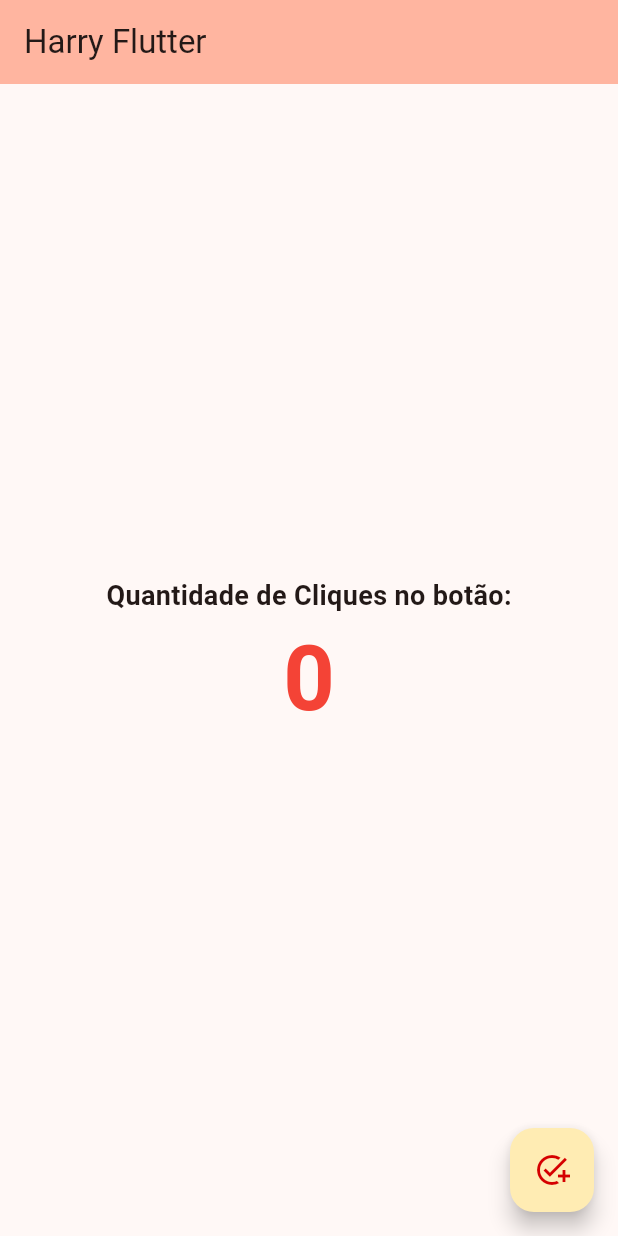
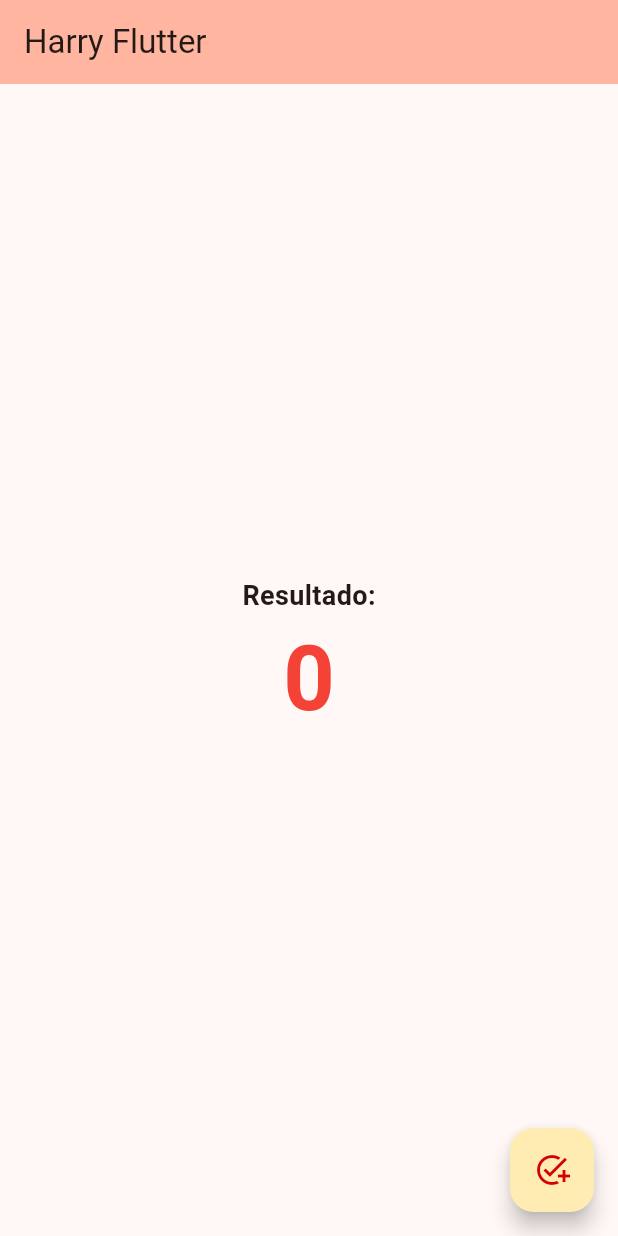
Before and after one commit to Dani-Souza/HarryFlutter, a Flutter app: the screen it shows after launch, on a phone screen of 412 x 824 dp. Run offline on Flutter 3.47's test engine with Material 3 defaults, Android fonts, the phone set to English and light mode, and no system bars.

Commit message:
alterado texto para Resultado

```diff
--- a/lib/main.dart
+++ b/lib/main.dart
@@ -50,7 +50,7 @@ class _MyHomePageState extends State<MyHomePage> {
           mainAxisAlignment: MainAxisAlignment.center,
           children: <Widget>[
             const Text(
-              'Quantidade de Cliques no botão:',
+              'Resultado:',
               style: TextStyle(fontSize: 18, fontWeight: FontWeight.bold),
             ),
             Text(
```
